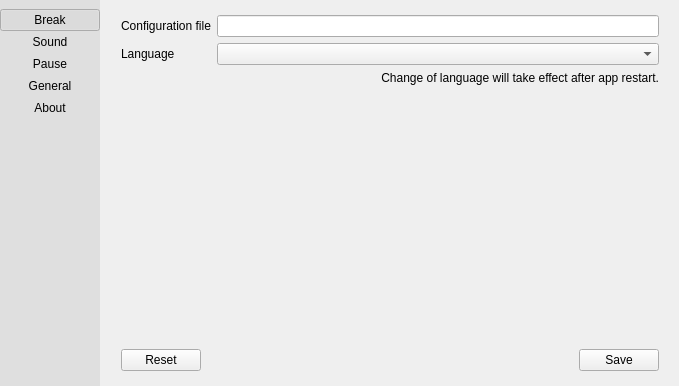
First picture: the form in src/pref-window.ui, repository AllanChain/sane-break, before the edit.
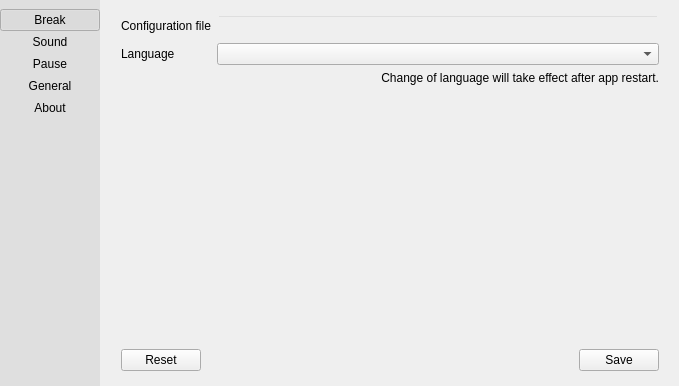
Second picture: the form after the edit. The open tabs and pages were chosen to show the change. Icons and pictures are not drawn. Custom widgets are drawn as their Qt base class.

Commit message: make config file name less looks like inputable

What changed in the file:
```diff
--- a/src/pref-window.ui
+++ b/src/pref-window.ui
@@ -811,6 +811,9 @@
           <layout class="QGridLayout" name="gridLayout_4">
            <item row="0" column="1">
             <widget class="QLineEdit" name="configFile">
+             <property name="styleSheet">
+              <string notr="true">background-color: #00000000</string>
+             </property>
              <property name="readOnly">
               <bool>true</bool>
              </property>
```
